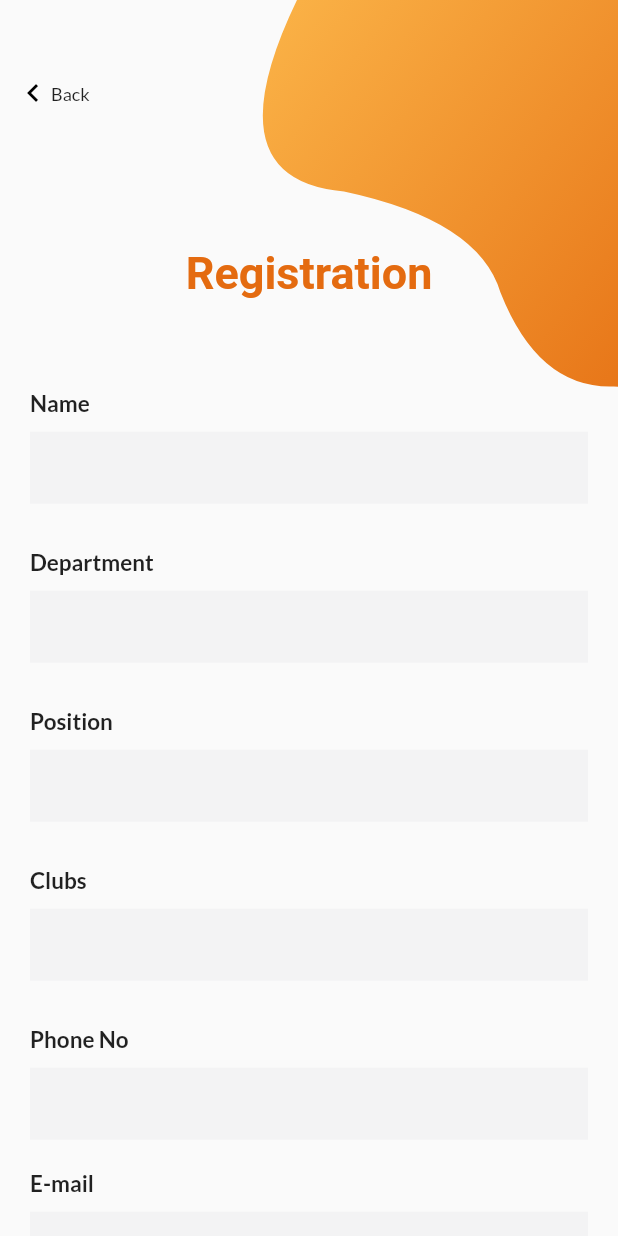
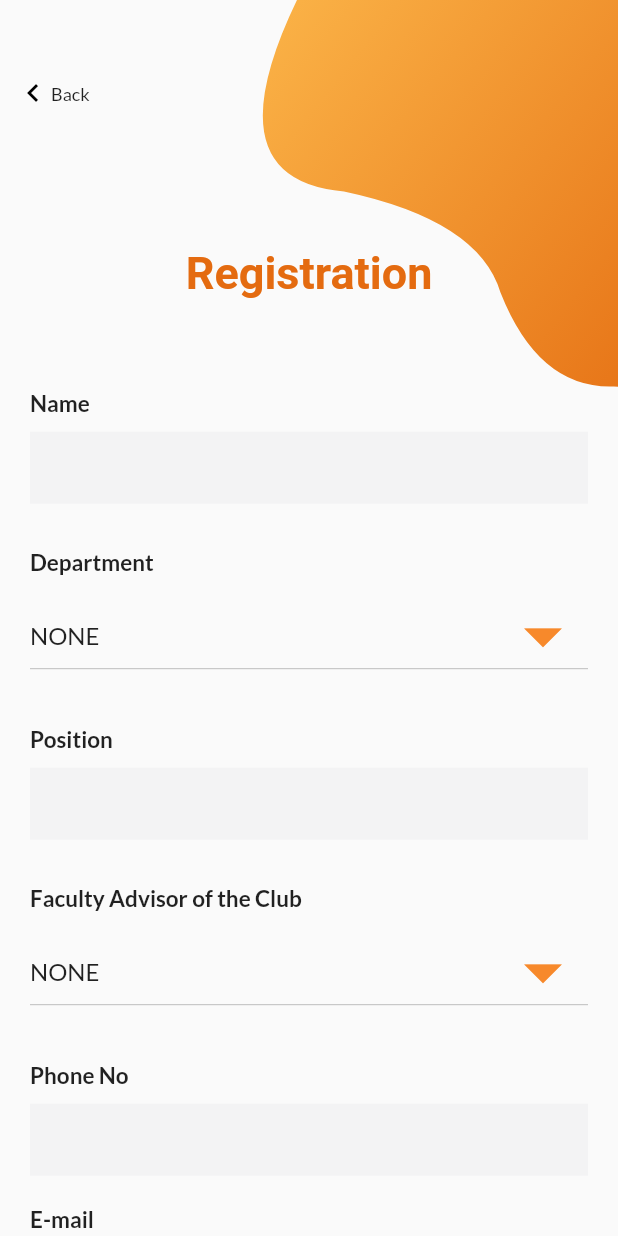
Before and after one commit to theAldrin/College_Event_Request_Manager, a Flutter app: the Faculty_registration screen opened directly, on a phone screen of 412 x 824 dp. Run offline on Flutter 3.47's test engine with Material 2 defaults, Android fonts, the phone set to English and light mode, and no system bars; our stand-ins replace cloud_firestore, firebase_auth, firebase_core, flutter_datetime_picker_bdaya, google_fonts, syncfusion_flutter_calendar; missing offline and left inert: rolling_bottom_bar; accounts and stored records are empty.

Commit message:
Faculty registration done

```diff
--- a/lib/faculty_registration.dart
+++ b/lib/faculty_registration.dart
@@ -143,7 +143,7 @@ class _Faculty_registrationState extends State<Faculty_registration> {
               'College': 'TKM COLLEGE OF ENGINEERING',
               'Department': department,
               'Position': position,
-              'Clubs': clubs,
+              'Clubs': club,
               'Phone No': phoneno,
             });
             showDialog(
@@ -211,13 +211,42 @@ class _Faculty_registrationState extends State<Faculty_registration> {
 
   //String? _selectedOption = 'STUDENT';
 
+  List<String> clubsList = ['NONE'];
+  void getallClubs() async {
+    final facultyData = await _firestore.collection('Clubs').get();
+    final faculties = facultyData.docs;
+    for (var faculty1 in faculties) {
+      setState(() {
+        clubsList.add(faculty1.data()['Name']);
+      });
+    }
+  }
+
+  List<String> departmentList = ['NONE'];
+  void getallDepartments() async {
+    final facultyData = await _firestore.collection('Departments').get();
+    final faculties = facultyData.docs;
+    for (var faculty1 in faculties) {
+      setState(() {
+        departmentList.add(faculty1.data()['Name']);
+      });
+    }
+  }
+
+  @override
+  void initState() {
+    super.initState();
+    getallClubs();
+    getallDepartments();
+  }
+
   late String email,
       password,
       cnfPassword,
       name,
-      department,
+      department = 'NONE',
       position,
-      clubs,
+      club = 'NONE',
       phoneno;
   final _auth = FirebaseAuth.instance;
   @override
@@ -280,14 +309,25 @@ class _Faculty_registrationState extends State<Faculty_registration> {
                         SizedBox(
                           height: 10,
                         ),
-                        TextField(
-                            onChanged: (value) {
-                              department = value;
-                            },
-                            decoration: InputDecoration(
-                                border: InputBorder.none,
-                                fillColor: Color(0xfff3f3f4),
-                                filled: true))
+                        DropdownButton<String>(
+                          isExpanded: true,
+                          iconEnabledColor: Color(0xfff7892b),
+                          iconSize: 60,
+                          value: department,
+                          items: departmentList
+                              .map<DropdownMenuItem<String>>((String value) {
+                            return DropdownMenuItem<String>(
+                              value: value,
+                              child: Text(value),
+                            );
+                          }).toList(),
+                          onChanged: (String? newValue) {
+                            // Change function parameter to nullable string
+                            setState(() {
+                              department = newValue!;
+                            });
+                          },
+                        ),
                       ],
                     ),
                   ),
@@ -323,21 +363,32 @@ class _Faculty_registrationState extends State<Faculty_registration> {
                       crossAxisAlignment: CrossAxisAlignment.start,
                       children: <Widget>[
                         Text(
-                          'Clubs',
+                          'Faculty Advisor of the Club',
                           style: TextStyle(
                               fontWeight: FontWeight.bold, fontSize: 15),
                         ),
                         SizedBox(
                           height: 10,
                         ),
-                        TextField(
-                            onChanged: (value) {
-                              clubs = value;
-                            },
-                            decoration: InputDecoration(
-                                border: InputBorder.none,
-                                fillColor: Color(0xfff3f3f4),
-                                filled: true))
+                        DropdownButton<String>(
+                          isExpanded: true,
+                          iconEnabledColor: Color(0xfff7892b),
+                          iconSize: 60,
+                          value: club,
+                          items: clubsList
+                              .map<DropdownMenuItem<String>>((String value) {
+                            return DropdownMenuItem<String>(
+                              value: value,
+                              child: Text(value),
+                            );
+                          }).toList(),
+                          onChanged: (String? newValue) {
+                            // Change function parameter to nullable string
+                            setState(() {
+                              club = newValue!;
+                            });
+                          },
+                        ),
                       ],
                     ),
                   ),
```
